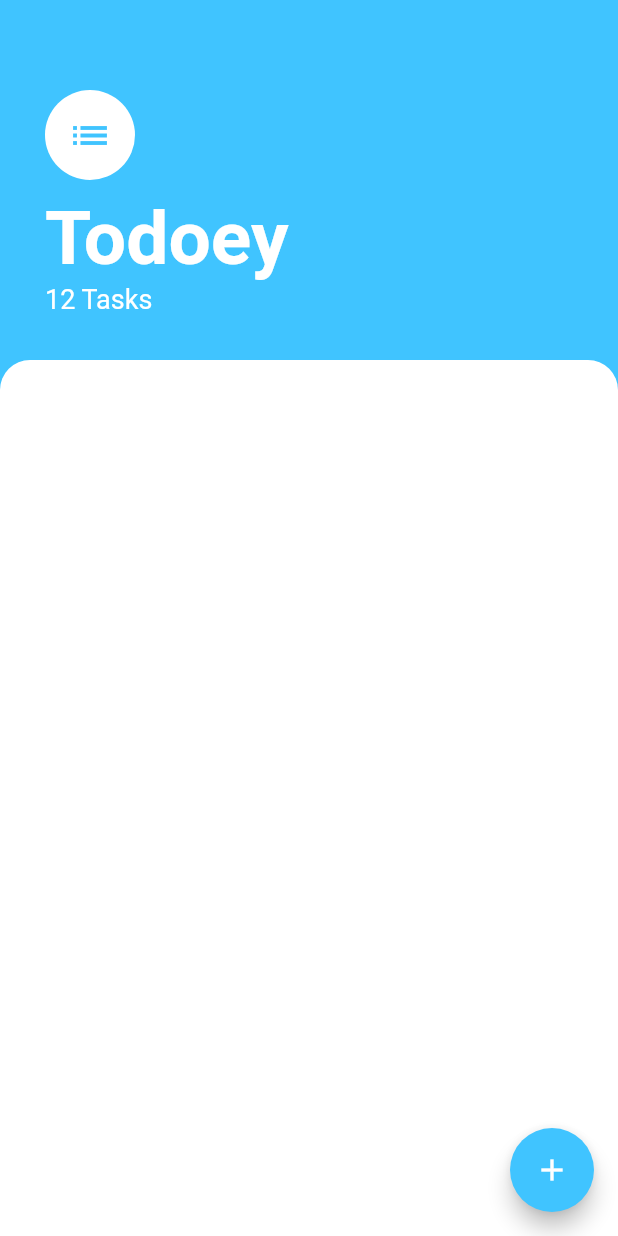
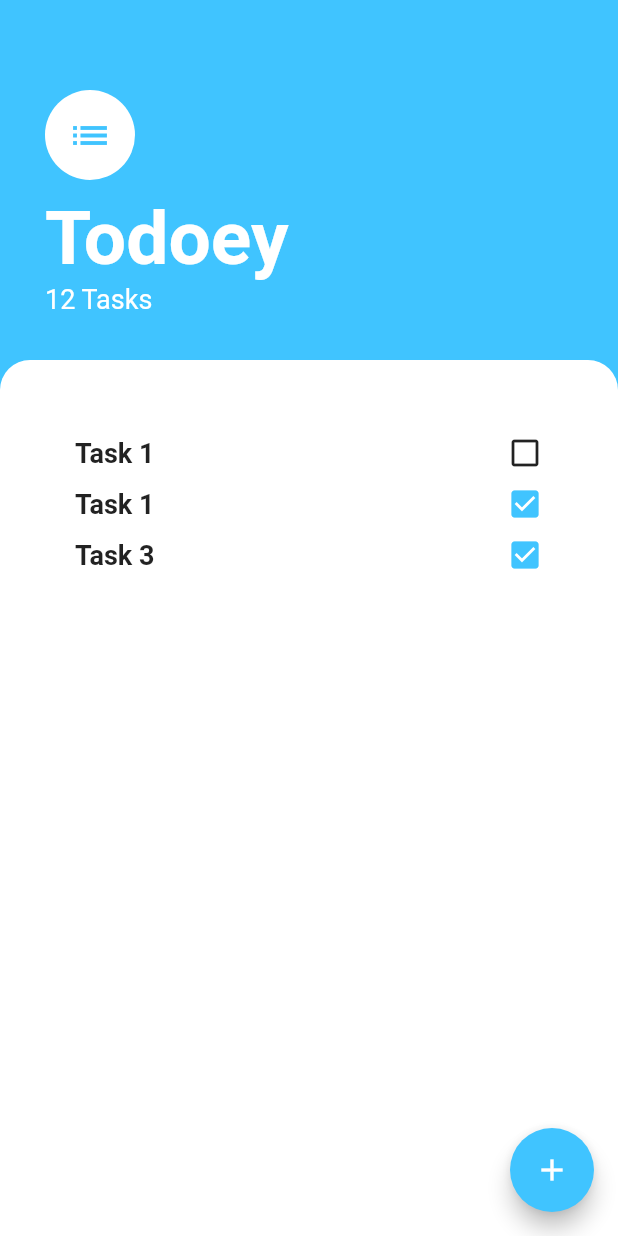
Before and after one commit to kheldar666/flutter-course, a Flutter app: the screen it shows after launch, on a phone screen of 412 x 824 dp. Run offline on Flutter 3.47's test engine with Material 2 defaults, Android fonts, the phone set to English and light mode, and no system bars; our stand-ins replace animated_text_kit, audioplayers, cloud_firestore, firebase_auth, firebase_core, flutter_dotenv and 4 more; accounts and stored records are empty.

Commit message:
Add Task List

```diff
--- a/todoey_flutter/lib/screens/tasks.dart
+++ b/todoey_flutter/lib/screens/tasks.dart
@@ -55,6 +55,68 @@ class TasksScreen extends StatelessWidget {
               )),
           Expanded(
             child: Container(
+              child: ListView(
+                padding: const EdgeInsets.only(top: 50, left: 50, right: 50),
+                children: [
+                  Row(
+                    children: const [
+                      Expanded(
+                        child: Text(
+                          'Task 1',
+                          style: TextStyle(
+                            fontSize: 18,
+                            fontWeight: FontWeight.w600,
+                          ),
+                        ),
+                      ),
+                      Icon(Icons.check_box_outline_blank),
+                    ],
+                  ),
+                  const SizedBox(
+                    height: 10,
+                  ),
+                  Row(
+                    children: const [
+                      Expanded(
+                        child: Text(
+                          'Task 1',
+                          style: TextStyle(
+                            fontSize: 18,
+                            fontWeight: FontWeight.w600,
+                          ),
+                        ),
+                      ),
+                      Icon(
+                        Icons.check_box,
+                        color: Colors.lightBlueAccent,
+                      ),
+                    ],
+                  ),
+                  const SizedBox(
+                    height: 10,
+                  ),
+                  Row(
+                    children: const [
+                      Expanded(
+                        child: Text(
+                          'Task 3',
+                          style: TextStyle(
+                            fontSize: 18,
+                            fontWeight: FontWeight.w600,
+                          ),
+                        ),
+                      ),
+                      Icon(
+                        Icons.check_box,
+                        color: Colors.lightBlueAccent,
+                      ),
+                    ],
+                  ),
+                  const SizedBox(
+                    height: 10,
+                  )
+                ],
+              ),
               decoration: const BoxDecoration(
                   color: Colors.white,
                   borderRadius: BorderRadius.only(
```
